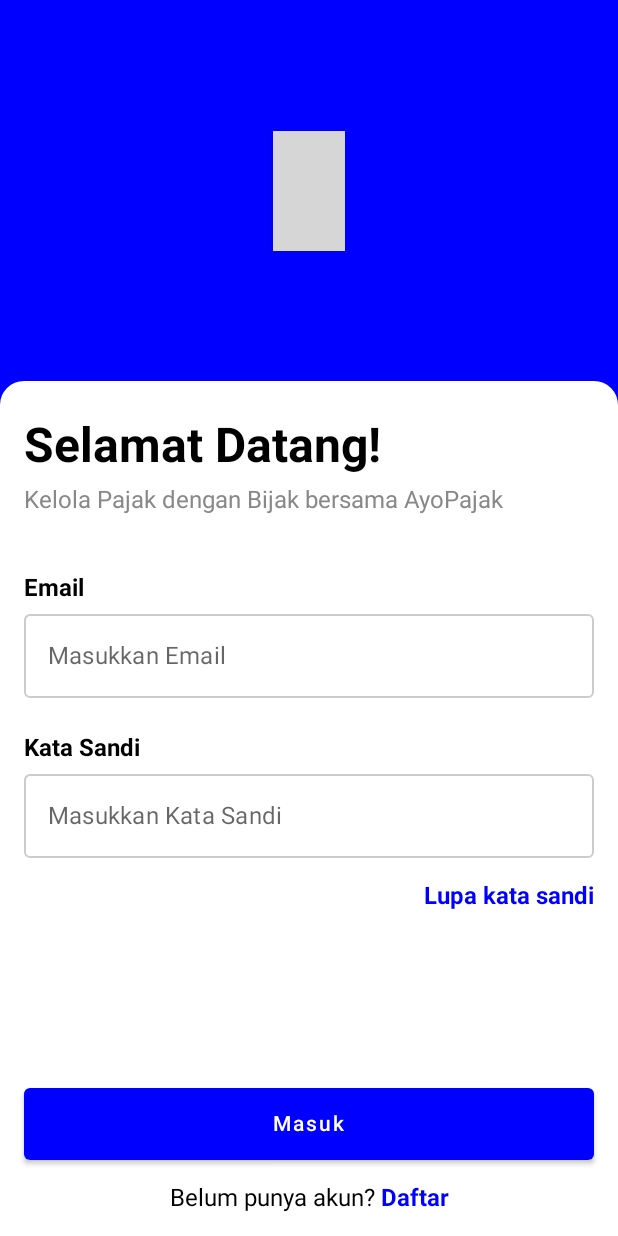
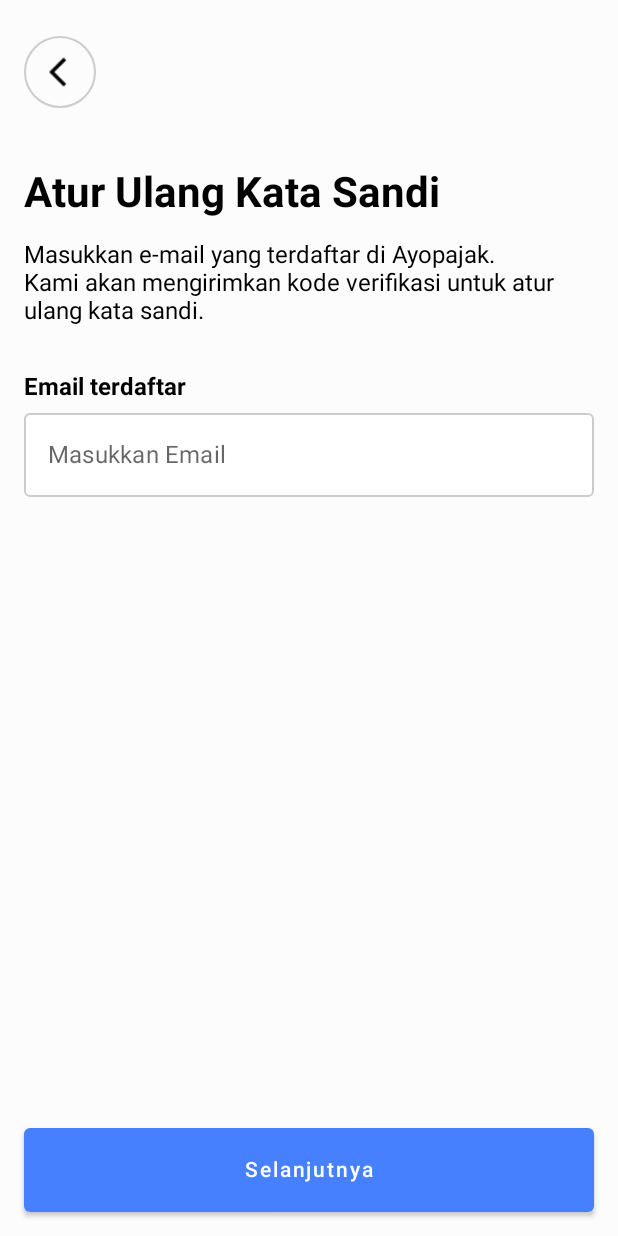
Before and after one commit to AyoPajak/Ayo-Pajak-Mobile, an Android app built with Jetpack Compose: the screen it shows after launch (MainActivity), after a tap on "Lupa kata sandi", on a phone screen of 412 x 824 dp. Run offline under Robolectric (Android 15) with nearby library versions, the phone set to English and light mode, and no system bars; our stand-ins replace Compose Multiplatform resources, Voyager; libraries missing offline, so code that uses them is left out: util.onError, util.onSuccess; 2 statements that could not run were skipped; grey boxes are pictures that could not be loaded.

Commit message:
Create: Forgot Password Screen
created screen for forgot password page, also converted the top bar to a reusable object(import global.universalUIComponents.topBar) just pass the string argument for the title to be displayed on the top bar

```diff
--- /dev/null
+++ b/composeApp/src/androidMain/res/drawable/arrow_back.xml
@@ -0,0 +1,15 @@
+<vector xmlns:android="http://schemas.android.com/apk/res/android"
+    android:width="20dp"
+    android:height="20dp"
+    android:viewportWidth="960"
+    android:viewportHeight="960">
+  <group
+      android:pivotX="10"
+      android:pivotY="10"
+      android:translateX="192">
+    <path
+        android:pathData="M384,864 L0,480l384,-384 68,68 -316,316 316,316 -68,68Z"
+        android:fillColor="#000000"/>
+  </group>
+
+</vector>
--- /dev/null
+++ b/composeApp/src/androidMain/res/drawable/button_back.xml
@@ -0,0 +1,21 @@
+<vector xmlns:android="http://schemas.android.com/apk/res/android"
+    android:width="32dp"
+    android:height="32dp"
+    android:viewportWidth="32"
+    android:viewportHeight="32">
+  <path
+      android:pathData="M16,0.363L16,0.363A15.637,15.637 0,0 1,31.638 16L31.638,16A15.637,15.637 0,0 1,16 31.638L16,31.638A15.637,15.637 0,0 1,0.363 16L0.363,16A15.637,15.637 0,0 1,16 0.363z"
+      android:fillColor="#ffffff"/>
+  <path
+      android:pathData="M16,0.363L16,0.363A15.637,15.637 0,0 1,31.638 16L31.638,16A15.637,15.637 0,0 1,16 31.638L16,31.638A15.637,15.637 0,0 1,0.363 16L0.363,16A15.637,15.637 0,0 1,16 0.363z"
+      android:strokeWidth="0.725"
+      android:fillColor="#00000000"
+      android:strokeColor="#DEE2E6"/>
+  <path
+      android:pathData="M18,21.28L13.654,16.933C13.14,16.42 13.14,15.58 13.654,15.066L18,10.72"
+      android:strokeLineJoin="round"
+      android:strokeWidth="1.5"
+      android:fillColor="#00000000"
+      android:strokeColor="#212529"
+      android:strokeLineCap="round"/>
+</vector>
--- /dev/null
+++ b/composeApp/src/commonMain/composeResources/drawable/arrow_back.xml
@@ -0,0 +1,14 @@
+<vector xmlns:android="http://schemas.android.com/apk/res/android"
+    android:width="20dp"
+    android:height="20dp"
+    android:viewportWidth="960"
+    android:viewportHeight="960">
+  <group
+      android:pivotX="10"
+      android:pivotY="10"
+      android:translateX="192">
+    <path
+        android:pathData="M384,864 L0,480l384,-384 68,68 -316,316 316,316 -68,68Z"
+        android:fillColor="#000000"/>
+  </group>
+</vector>
--- /dev/null
+++ b/composeApp/src/commonMain/composeResources/drawable/button_back.xml
@@ -0,0 +1,21 @@
+<vector xmlns:android="http://schemas.android.com/apk/res/android"
+    android:width="32dp"
+    android:height="32dp"
+    android:viewportWidth="32"
+    android:viewportHeight="32">
+  <path
+      android:pathData="M16,0.363L16,0.363A15.637,15.637 0,0 1,31.638 16L31.638,16A15.637,15.637 0,0 1,16 31.638L16,31.638A15.637,15.637 0,0 1,0.363 16L0.363,16A15.637,15.637 0,0 1,16 0.363z"
+      android:fillColor="#ffffff"/>
+  <path
+      android:pathData="M16,0.363L16,0.363A15.637,15.637 0,0 1,31.638 16L31.638,16A15.637,15.637 0,0 1,16 31.638L16,31.638A15.637,15.637 0,0 1,0.363 16L0.363,16A15.637,15.637 0,0 1,16 0.363z"
+      android:strokeWidth="0.725"
+      android:fillColor="#00000000"
+      android:strokeColor="#DEE2E6"/>
+  <path
+      android:pathData="M18,21.28L13.654,16.933C13.14,16.42 13.14,15.58 13.654,15.066L18,10.72"
+      android:strokeLineJoin="round"
+      android:strokeWidth="1.5"
+      android:fillColor="#00000000"
+      android:strokeColor="#212529"
+      android:strokeLineCap="round"/>
+</vector>
--- a/composeApp/src/commonMain/composeResources/values/colors.xml
+++ /dev/null
@@ -1,95 +0,0 @@
-<?xml version="1.0" encoding="utf-8"?>
-<resources>
-<!--    <color name="navy05">#EEFAFF</color>-->
-<!--    <color name="navy10">#DCF4FF</color>-->
-<!--    <color name="navy20">#B2ECFF</color>-->
-<!--    <color name="navy30">#6DDFFF</color>-->
-<!--    <color name="navy40">#20CFFF</color>-->
-<!--    <color name="navy50">#00BAFF</color>-->
-<!--    <color name="navy60">#0095DF</color>-->
-<!--    <color name="navy70">#0077B4</color>-->
-<!--    <color name="navy80">#006495</color>-->
-<!--    <color name="navy90">#00527A</color>-->
-<!--    <color name="navy100">#003451</color>-->
-<!--    <color name="brand05">#EEF4FF</color>-->
-<!--    <color name="brand10">#DAE5FF</color>-->
-<!--    <color name="brand20">#BDD2FF</color>-->
-<!--    <color name="brand30">#90B5FF</color>-->
-<!--    <color name="brand40">#4880FF</color>-->
-<!--    <color name="brand50">#3565FC</color>-->
-<!--    <color name="brand60">#1F43F1</color>-->
-<!--    <color name="brand70">#172FDE</color>-->
-<!--    <color name="brand80">#1928B4</color>-->
-<!--    <color name="brand90">#1A288E</color>-->
-<!--    <color name="brand100">#151B56</color>-->
-<!--    <color name="yellow05">#FFFDEA</color>-->
-<!--    <color name="yellow10">#FFF7C5</color>-->
-<!--    <color name="yellow20">#FFF085</color>-->
-<!--    <color name="yellow30">#FFE146</color>-->
-<!--    <color name="yellow40">#FFD01B</color>-->
-<!--    <color name="yellow50">#F9A400</color>-->
-<!--    <color name="yellow60">#E28400</color>-->
-<!--    <color name="yellow70">#BB5C02</color>-->
-<!--    <color name="yellow80">#984708</color>-->
-<!--    <color name="yellow90">#7C3A0B</color>-->
-<!--    <color name="red05">#FEF2F3</color>-->
-<!--    <color name="red10">#FEE5E7</color>-->
-<!--    <color name="red20">#FCCFD5</color>-->
-<!--    <color name="red30">#F9A8B2</color>-->
-<!--    <color name="red40">#F4788A</color>-->
-<!--    <color name="red50">#EA3D5B</color>-->
-<!--    <color name="red60">#D7274D</color>-->
-<!--    <color name="red70">#B61A40</color>-->
-<!--    <color name="red80">#98193C</color>-->
-<!--    <color name="red90">#821939</color>-->
-<!--    <color name="green05">#EAFFF6</color>-->
-<!--    <color name="green10">#CDFEE8</color>-->
-<!--    <color name="green20">#A0FAD6</color>-->
-<!--    <color name="green30">#63F2C2</color>-->
-<!--    <color name="green40">#25E2A9</color>-->
-<!--    <color name="green50">#00C48F</color>-->
-<!--    <color name="green60">#00A478</color>-->
-<!--    <color name="green70">#008364</color>-->
-<!--    <color name="green80">#006750</color>-->
-<!--    <color name="green90">#005543</color>-->
-<!--    <color name="violet05">#EFF1FE</color>-->
-<!--    <color name="violet10">#E2E5FD</color>-->
-<!--    <color name="violet20">#CACEFB</color>-->
-<!--    <color name="violet30">#AAAEF7</color>-->
-<!--    <color name="violet40">#8B88F1</color>-->
-<!--    <color name="violet50">#766Be9</color>-->
-<!--    <color name="violet60">#674FDC</color>-->
-<!--    <color name="violet70">#5039B2</color>-->
-<!--    <color name="violet80">#49369D</color>-->
-<!--    <color name="violet90">#3D337C</color>-->
-<!--    <color name="tosca05">#EBFFFC</color>-->
-<!--    <color name="tosca10">#CDFFFC</color>-->
-<!--    <color name="tosca20">#A1FFFC</color>-->
-<!--    <color name="tosca30">#60FFFC</color>-->
-<!--    <color name="tosca40">#18F7F8</color>-->
-<!--    <color name="tosca50">#00Dade</color>-->
-<!--    <color name="tosca60">#00Adb9</color>-->
-<!--    <color name="tosca70">#088996</color>-->
-<!--    <color name="tosca80">#106e7a</color>-->
-<!--    <color name="tosca90">#125B67</color>-->
-<!--    <color name="slate05">#FFFFFF</color>-->
-<!--    <color name="slate10">#F8F9FA</color>-->
-<!--    <color name="slate20">#F1F3F5</color>-->
-<!--    <color name="slate30">#E9ECEF</color>-->
-<!--    <color name="slate40">#DEE2E6</color>-->
-<!--    <color name="slate50">#CED4DA</color>-->
-<!--    <color name="slate60">#ADB5BD</color>-->
-<!--    <color name="slate70">#868E96</color>-->
-<!--    <color name="slate80">#495057</color>-->
-<!--    <color name="slate90">#343A40</color>-->
-<!--    <color name="slate100">#212529</color>-->
-<!--    <color name="slate110">#000000</color>-->
-<!--    <color name="textWhite">#FFFFFF</color>-->
-<!--    <color name="textLightGrey">#ADB5BD</color>-->
-<!--    <color name="textDarkGrey">#868E96</color>-->
-<!--    <color name="textBlack">#212529</color>-->
-<!--    <color name="textRed">#D7274D</color>-->
-<!--    <color name="textYellow">#E28400</color>-->
-<!--    <color name="textGreen">#00A478</color>-->
-<!--    <color name="textBlue">#066CFF</color>-->
-</resources>
--- /dev/null
+++ b/composeApp/src/commonMain/kotlin/global/Colors.kt
@@ -0,0 +1,34 @@
+package global
+
+import androidx.compose.ui.graphics.Color
+
+class Colors {
+    val brandLight5 = Color(0xFFeefaff)
+    val brandLight10 = Color(0xFFddf4ff)
+    val brandLight20 = Color(0xFFb2ecff)
+    val brandLight30 = Color(0xFF6edfff)
+    val brandLight40 = Color(0xFF1fcfff)
+    val brandLight50 = Color(0xFF00baff)
+    val brandLight60 = Color(0xFF0095df)
+    val brandLight70 = Color(0xFF0277b4)
+    val brandLight80 = Color(0xFF006495)
+    val brandLight90 = Color(0xFF00527a)
+    val brandLight100 = Color(0xFF00527a)
+
+    val brandDark5 = Color(0xFFeef4ff)
+    val brandDark10 = Color(0xFFdae5ff)
+    val brandDark20 = Color(0xFFbdd2ff)
+    val brandDark30 = Color(0xFF8fb5ff)
+    val brandDark40 = Color(0xFF4780ff)
+    val brandDark50 = Color(0xFF3565fc)
+    val brandDark60 = Color(0xFF1f43f1)
+    val brandDark70 = Color(0xFF182fde)
+    val brandDark80 = Color(0xFF1928b4)
+    val brandDark90 = Color(0xFF1a288e)
+    val brandDark100 = Color(0xFF151b56)
+
+    val panel = Color(0xFFfcfcfc)
+
+    val buttonActive = Color(0xFF4780ff)
+    val textClickable = Color(0xFF3565fc)
+}
--- /dev/null
+++ b/composeApp/src/commonMain/kotlin/global/universalUIComponents/topBar.kt
@@ -0,0 +1,59 @@
+package global.universalUIComponents
+
+import androidx.compose.foundation.background
+import androidx.compose.foundation.border
+import androidx.compose.foundation.layout.Row
+import androidx.compose.foundation.layout.fillMaxWidth
+import androidx.compose.foundation.layout.padding
+import androidx.compose.foundation.shape.CircleShape
+import androidx.compose.material.Icon
+import androidx.compose.material.IconButton
+import androidx.compose.material.Text
+import androidx.compose.runtime.Composable
+import androidx.compose.ui.Alignment
+import androidx.compose.ui.Modifier
+import androidx.compose.ui.draw.scale
+import androidx.compose.ui.graphics.Color
+import androidx.compose.ui.text.font.FontWeight
+import androidx.compose.ui.unit.dp
+import androidx.compose.ui.unit.sp
+import ayopajakmobile.composeapp.generated.resources.Res
+import ayopajakmobile.composeapp.generated.resources.arrow_back
+import cafe.adriel.voyager.navigator.LocalNavigator
+import cafe.adriel.voyager.navigator.currentOrThrow
+import org.jetbrains.compose.resources.vectorResource
+import global.Colors
+
+@Composable
+fun topBar(title: String) {
+    val navigator = LocalNavigator.currentOrThrow
+
+    Row(
+    modifier = Modifier.fillMaxWidth().background(Colors().panel)
+    ) {
+        IconButton(
+            modifier = Modifier
+                .padding(horizontal = 16.dp)
+                .padding(vertical = 24.dp)
+                .border(1.dp, Color.LightGray, CircleShape)
+                .align(Alignment.CenterVertically),
+            onClick = {
+                navigator.pop()
+            }
+        ) {
+            Icon(
+                modifier = Modifier.scale(1.2f),
+                imageVector = vectorResource(Res.drawable.arrow_back), contentDescription = null
+            )
+        }
+
+        if (title.isNotEmpty()){
+            Text(
+                modifier = Modifier.align(Alignment.CenterVertically),
+                text = title,
+                fontWeight = FontWeight.Bold,
+                fontSize = 20.sp
+            )
+        }
+    }
+}
--- /dev/null
+++ b/composeApp/src/commonMain/kotlin/screens/EmailVerification.kt
@@ -0,0 +1,4 @@
+package screens
+
+class EmailVerification {
+}
--- /dev/null
+++ b/composeApp/src/commonMain/kotlin/screens/ForgetPassword.kt
@@ -0,0 +1,178 @@
+package screens
+
+import androidx.compose.foundation.BorderStroke
+import androidx.compose.foundation.background
+import androidx.compose.foundation.border
+import androidx.compose.foundation.layout.Arrangement
+import androidx.compose.foundation.layout.Box
+import androidx.compose.foundation.layout.Column
+import androidx.compose.foundation.layout.Row
+import androidx.compose.foundation.layout.fillMaxSize
+import androidx.compose.foundation.layout.fillMaxWidth
+import androidx.compose.foundation.layout.height
+import androidx.compose.foundation.layout.padding
+import androidx.compose.foundation.layout.size
+import androidx.compose.foundation.layout.width
+import androidx.compose.foundation.shape.CircleShape
+import androidx.compose.foundation.shape.RoundedCornerShape
+import androidx.compose.foundation.text.KeyboardOptions
+import androidx.compose.material.Button
+import androidx.compose.material.ButtonDefaults.buttonColors
+import androidx.compose.material.CircularProgressIndicator
+import androidx.compose.material.Icon
+import androidx.compose.material.IconButton
+import androidx.compose.material.MaterialTheme.colors
+import androidx.compose.material.OutlinedButton
+import androidx.compose.material.Text
+import androidx.compose.material.TextField
+import androidx.compose.material.TextFieldDefaults
+import androidx.compose.material.icons.Icons
+import androidx.compose.material.icons.automirrored.filled.ArrowBack
+import androidx.compose.material.icons.filled.ArrowBack
+import androidx.compose.runtime.Composable
+import androidx.compose.runtime.LaunchedEffect
+import androidx.compose.runtime.getValue
+import androidx.compose.runtime.mutableStateOf
+import androidx.compose.runtime.remember
+import androidx.compose.runtime.rememberCoroutineScope
+import androidx.compose.runtime.setValue
+import androidx.compose.ui.Alignment
+import androidx.compose.ui.Modifier
+import androidx.compose.ui.draw.scale
+import androidx.compose.ui.graphics.Color
+import androidx.compose.ui.graphics.Shape
+import androidx.compose.ui.graphics.vector.VectorPainter
+import androidx.compose.ui.text.font.FontWeight
+import androidx.compose.ui.text.input.ImeAction
+import androidx.compose.ui.text.input.KeyboardType
+import androidx.compose.ui.unit.dp
+import androidx.compose.ui.unit.sp
+import ayopajakmobile.composeapp.generated.resources.Res
+import ayopajakmobile.composeapp.generated.resources.arrow_back
+import ayopajakmobile.composeapp.generated.resources.button_back
+import cafe.adriel.voyager.core.screen.Screen
+import cafe.adriel.voyager.navigator.LocalNavigator
+import cafe.adriel.voyager.navigator.currentOrThrow
+import global.Colors
+import kotlinx.coroutines.delay
+import kotlinx.coroutines.launch
+import models.LoginRequest
+import org.jetbrains.compose.resources.imageResource
+import org.jetbrains.compose.resources.vectorResource
+import util.NetworkError
+import util.onError
+import util.onSuccess
+
+class ForgetPassword: Screen {
+
+    @Composable
+    override fun Content() {
+
+        val navigator = LocalNavigator.currentOrThrow
+
+        var enabled by remember { mutableStateOf(false) }
+        var isLoading by remember { mutableStateOf(false) }
+
+        var email by remember { mutableStateOf("") }
+
+        var errorMessage by remember {
+            mutableStateOf<NetworkError?>(null)
+        }
+
+        val scope = rememberCoroutineScope()
+
+        Column(
+            modifier = Modifier.fillMaxSize().background(Colors().panel)
+        ) {
+            //TopBar
+            global.universalUIComponents.topBar("")
+
+            //Body
+            Column(
+                modifier = Modifier.fillMaxWidth().weight(7.25f)
+            ) {
+                Column(
+                    modifier = Modifier.padding(16.dp)
+                ) {
+                    //Title
+                    Text(
+                        text = "Atur Ulang Kata Sandi",
+                        fontSize = 28.sp,
+                        fontWeight = FontWeight.Bold,
+                        letterSpacing = 0.sp
+                    )
+
+                    //Subtitle
+                    Text(
+                        modifier = Modifier.padding(top = 16.dp),
+                        text = "Masukkan e-mail yang terdaftar di Ayopajak.\nKami akan mengirimkan kode verifikasi untuk atur ulang kata sandi.",
+                        fontSize = 16.sp,
+                        fontWeight = FontWeight.Normal,
+                        letterSpacing = 0.sp
+                    )
+
+                    Text(
+                        modifier = Modifier.padding(top = 32.dp).padding(bottom = 8.dp),
+                        text = "Email terdaftar",
+                        fontSize = 16.sp,
+                        fontWeight = FontWeight.Bold,
+                        color = Color.Black
+                    )
+                    TextField(
+                        modifier = Modifier.fillMaxWidth()
+                            .border(
+                                border = BorderStroke(1.dp, Color.LightGray),
+                                shape = RoundedCornerShape(4.dp)
+                            ),
+                        placeholder = { Text("Masukkan Email") },
+                        value = email,
+                        onValueChange = { email = it },
+                        singleLine = true,
+                        keyboardOptions = KeyboardOptions(
+                            keyboardType = KeyboardType.Email,
+                            imeAction = ImeAction.Next
+                        ),
+                        colors = TextFieldDefaults.textFieldColors(
+                            backgroundColor = Color.White,
+                            focusedIndicatorColor = Color.Transparent,
+                            unfocusedIndicatorColor = Color.Transparent,
+                            disabledIndicatorColor = Color.Transparent
+                        )
+                    )
+                }
+            }
+            //Footer
+            Column(
+                modifier = Modifier.fillMaxWidth().weight(1.5f),
+                verticalArrangement = Arrangement.Bottom
+            ) {
+                LaunchedEffect(enabled) {
+                    if (enabled) return@LaunchedEffect
+                    else delay(1000L)
+                    enabled = true
+                }
+
+                Button(
+                    modifier = Modifier.height(88.dp).fillMaxWidth().padding(16.dp),
+                    colors = buttonColors(backgroundColor = Colors().buttonActive, contentColor = Color.White),
+                    onClick = {
+                        println("send email")
+                        //TODO("Implement Forget Password -> Post email to API")
+                    },
+                    enabled = enabled
+                ) {
+                    if (isLoading) {
+                        CircularProgressIndicator(
+                            modifier = Modifier
+                                .size(15.dp),
+                            strokeWidth = 1.dp,
+                            color = Color.White
+                        )
+                    } else {
+                        Text("Selanjutnya")
+                    }
+                }
+            }
+        }
+    }
+}
--- a/composeApp/src/commonMain/kotlin/screens/LoginScreen.kt
+++ b/composeApp/src/commonMain/kotlin/screens/LoginScreen.kt
@@ -27,10 +27,12 @@ import androidx.compose.material.Button
 import androidx.compose.material.ButtonDefaults.buttonColors
 import androidx.compose.material.CircularProgressIndicator
 import androidx.compose.material.Icon
+import androidx.compose.material.IconButton
 import androidx.compose.material.Scaffold
 import androidx.compose.material.Text
 import androidx.compose.material.TextField
 import androidx.compose.material.TextFieldDefaults
+import androidx.compose.material.icons.Icons
 import androidx.compose.runtime.Composable
 import androidx.compose.runtime.LaunchedEffect
 import androidx.compose.runtime.getValue
@@ -62,6 +64,7 @@ import cafe.adriel.voyager.navigator.tab.CurrentTab
 import cafe.adriel.voyager.navigator.tab.LocalTabNavigator
 import cafe.adriel.voyager.navigator.tab.Tab
 import cafe.adriel.voyager.navigator.tab.TabNavigator
+import global.Colors
 import global.Variables
 import http.Account
 import kotlinx.coroutines.delay
@@ -83,7 +86,6 @@ class LoginScreen(val client: Account, val cryptoManager: Crypto,
     private val userSecret = Variables.TPApiUserSecret
     private val cryptoKey = Variables.RijndaelKey
 
-    @OptIn(ExperimentalComposeUiApi::class)
     @Composable
     override fun Content() {
         val navigator = LocalNavigator.currentOrThrow
@@ -96,9 +98,7 @@ class LoginScreen(val client: Account, val cryptoManager: Crypto,
         var isLoginSuccess by remember { mutableStateOf(false) }
 
         var enabled by remember { mutableStateOf(false) }
-        var isLoading by remember {
-            mutableStateOf(false)
-        }
+        var isLoading by remember { mutableStateOf(false) }
 
         var errorMessage by remember {
             mutableStateOf<NetworkError?>(null)
@@ -121,7 +121,7 @@ class LoginScreen(val client: Account, val cryptoManager: Crypto,
 
         //Content
         Column(
-            modifier = Modifier.fillMaxSize().background(Color.Blue)
+            modifier = Modifier.fillMaxSize().background(Colors().brandDark60)
                 .pointerInput(Unit) {
                     detectTapGestures(onTap = {
                         focusManager.clearFocus()
@@ -148,7 +148,7 @@ class LoginScreen(val client: Account, val cryptoManager: Crypto,
                 modifier = Modifier.fillMaxWidth()
                     .weight(5.2f)
                     .clip(RoundedCornerShape(topStart = 16.dp, topEnd = 16.dp))
-                    .background(Color.White)
+                    .background(Colors().panel)
             ) {
                 //Greeting
                 Text(
@@ -244,6 +244,7 @@ class LoginScreen(val client: Account, val cryptoManager: Crypto,
                                     }
                                     .onError {
                                         errorMessage = it
+                                        pass = ""
                                     }
                                 isLoading = false
                             }
@@ -255,24 +256,28 @@ class LoginScreen(val client: Account, val cryptoManager: Crypto,
                         focusedIndicatorColor = Color.Transparent,
                         unfocusedIndicatorColor = Color.Transparent,
                         disabledIndicatorColor = Color.Transparent
-                    )
+                    ),
+//                    trailingIcon = { IconButton(onClick = { showPassword = !showPassword }) {
+//                        Icon(imageVector = if(showPassword) Icons.Filled.VisibilityOff else Icons.Filled.Visibility, contentDescription = "Show Password")
+//                    }})
                 )
 
                 Text(
                     modifier = Modifier.padding(vertical = 16.dp).padding(horizontal = 16.dp).align(Alignment.End)
                         .clickable(true, onClick = {
                             println("Lupa Password")
+                            navigator.push(ForgetPassword())
                         }),
                     text = "Lupa kata sandi",
                     fontSize = 16.sp,
                     fontWeight = FontWeight.Bold,
-                    color = Color.Blue
+                    color = Colors().textClickable
                 )
             }
 
             //Footer
             Column(
-                modifier = Modifier.background(Color.White),
+                modifier = Modifier.background(Colors().panel),
                 verticalArrangement = Arrangement.Bottom
             )
             {
@@ -284,7 +289,7 @@ class LoginScreen(val client: Account, val cryptoManager: Crypto,
 
                 Button(
                     modifier = Modifier.height(48.dp).fillMaxWidth().padding(horizontal = 16.dp),
-                    colors = buttonColors(backgroundColor = Color.Blue, contentColor = Color.White),
+                    colors = buttonColors(backgroundColor = Colors().buttonActive, contentColor = Color.White),
                     onClick = {
                         enabled = false
 
@@ -336,11 +341,12 @@ class LoginScreen(val client: Account, val cryptoManager: Crypto,
                     Text(
                         modifier = Modifier.clickable(true, onClick = {
                             println("Daftar")
+                            TODO("Implement Registration")
                         }),
                         text = "Daftar",
                         fontSize = 16.sp,
                         fontWeight = FontWeight.Bold,
-                        color = Color.Blue
+                        color = Colors().textClickable
                     )
                 }
             }
```
Also changed, not shown: composeApp/src/commonMain/composeResources/files/svg/Frame 4.svg (added), composeApp/src/commonMain/composeResources/files/svg/arrow_back_ios_16dp_000000_FILL0_wght400_GRAD0_opsz20.svg (added).
